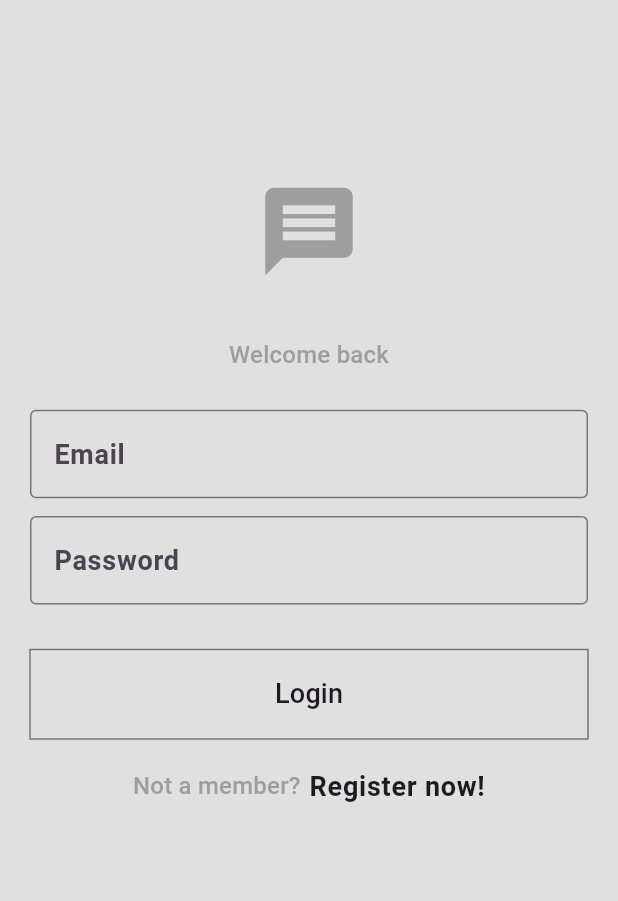
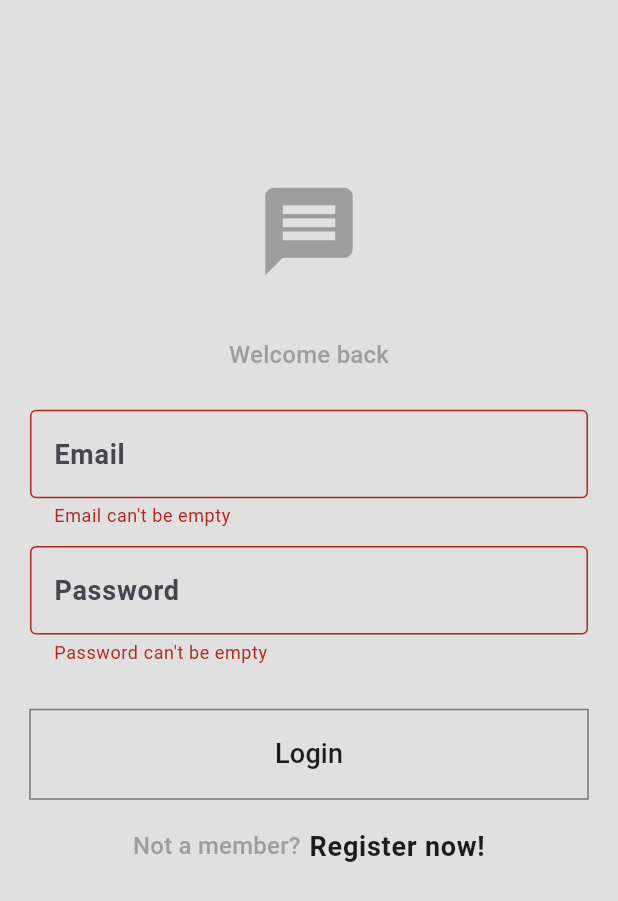
Before and after one commit to GilsonAndre/whatsapp_clone, a Flutter app: the screen it shows after launch, after a tap on "Login", on a phone screen of 412 x 824 dp. Shown: the top 901 px of the screen. Run offline on Flutter 3.47's test engine with Material 3 defaults, Android fonts, the phone set to English and light mode, and no system bars; our stand-ins replace bloc, firebase_core, flutter_screenutil; accounts and stored records are empty.

Commit message:
validate for email and password

```diff
--- a/lib/view/login_page.dart
+++ b/lib/view/login_page.dart
@@ -3,12 +3,16 @@ import 'package:flutter_screenutil/flutter_screenutil.dart';
 import 'package:whatsapp_clone/resources/strings.dart';
 
 class LoginPage extends StatelessWidget {
-  const LoginPage({super.key});
+  LoginPage({super.key});
+
+  final _formKey = GlobalKey<FormState>();
 
   @override
   Widget build(BuildContext context) {
     return Scaffold(
-      body: SingleChildScrollView(
+      body: Form(
+        key: _formKey,
+        child: SingleChildScrollView(
           child: Center(
             child: Padding(
               padding: const EdgeInsets.symmetric(horizontal: 20.0),
@@ -22,23 +26,47 @@ class LoginPage extends StatelessWidget {
                     style: Theme.of(context).textTheme.titleMedium,
                   ),
                   SizedBox(height: 20.h),
+
+                  //EMAIL
                   TextFormField(
+                    autocorrect: true,
                     decoration: InputDecoration(
                       hintText: Strings.email,
                     ),
+                    validator: (value) {
+                      if (value!.isEmpty) {
+                        return 'Email can\'t be empty';
+                      }
+                      return null;
+                    },
                   ),
                   SizedBox(height: 10.h),
+
+                  //PASSWORD
                   TextFormField(
+                    autocorrect: true,
                     decoration: InputDecoration(
                       hintText: Strings.password,
                     ),
+                    validator: (value) {
+                      if (value!.isEmpty) {
+                        return 'Password can\'t be empty';
+                      }
+                      return null;
+                    },
                   ),
                   SizedBox(height: 25.h),
                   SizedBox(
                     width: MediaQuery.of(context).size.width,
                     height: 50.h,
                     child: OutlinedButton(
-                    onPressed: () {},
+                      onPressed: () {
+                        if (_formKey.currentState!.validate()) {
+                          print('VALID');
+                        } else {
+                          print('INVALID');
+                        }
+                      },
                       child: Text(
                         Strings.login,
                         style: Theme.of(context).textTheme.titleSmall,
@@ -46,7 +74,6 @@ class LoginPage extends StatelessWidget {
                     ),
                   ),
                   SizedBox(height: 15.h),
-
                   Row(
                     mainAxisAlignment: MainAxisAlignment.center,
                     children: [
@@ -68,6 +95,7 @@ class LoginPage extends StatelessWidget {
             ),
           ),
         ),
+      ),
     );
   }
 }
```
Lines whose indentation alone changed are shown as unchanged.
